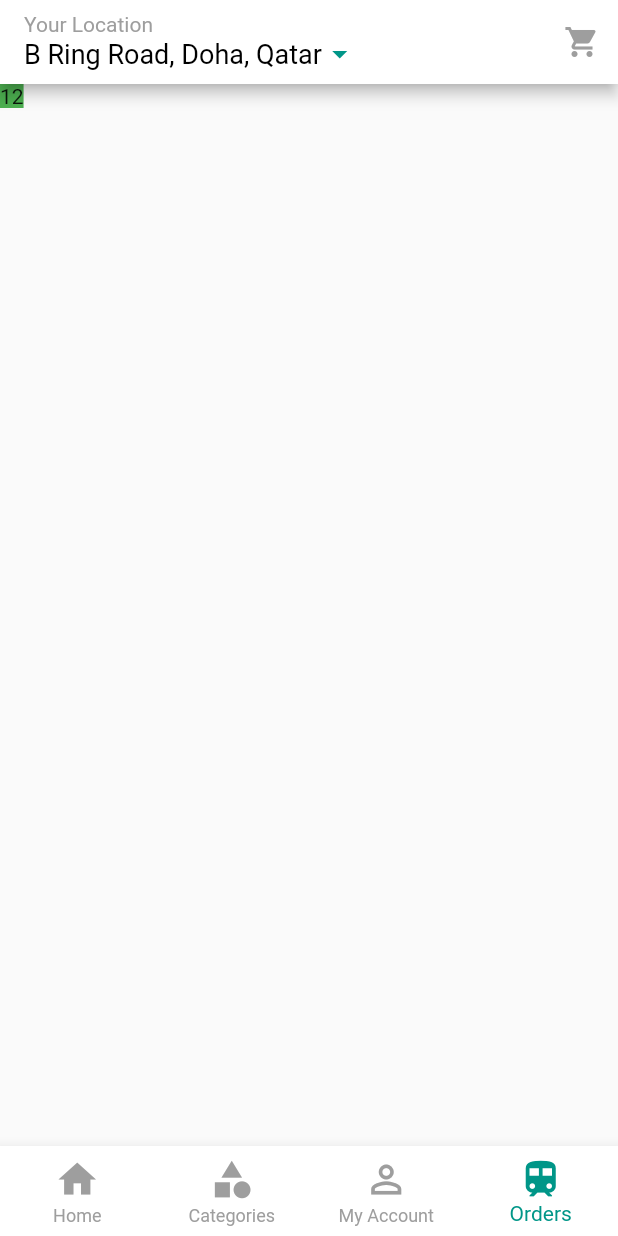
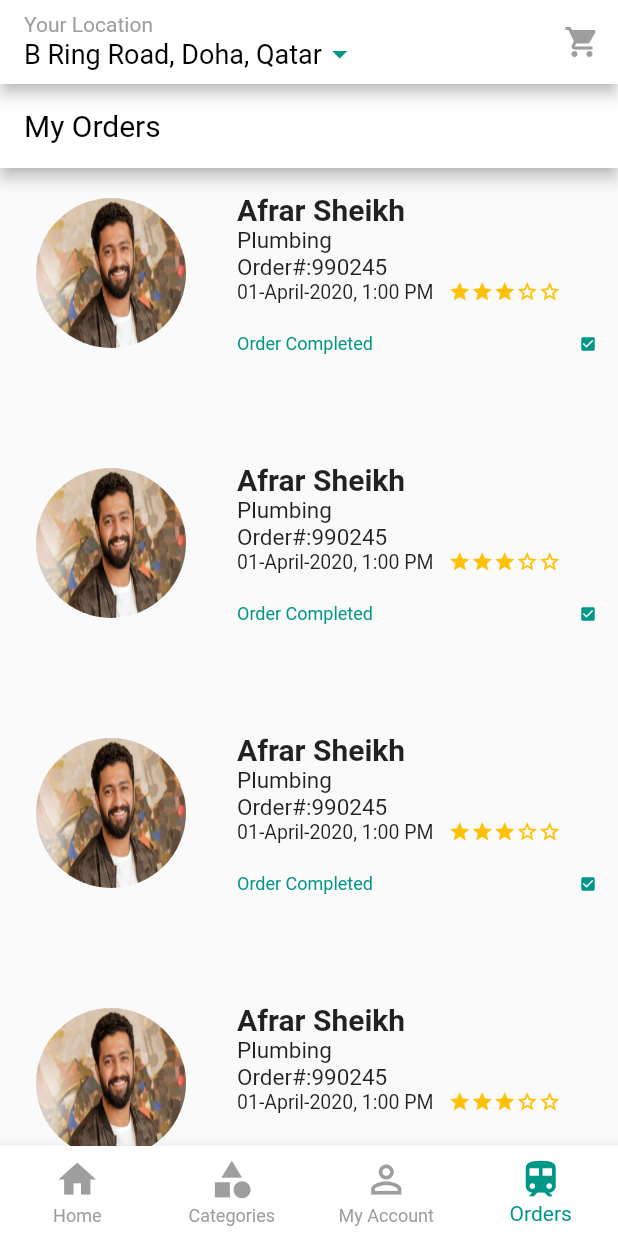
Before and after one commit to manjushareddy143/jam, a Flutter app: the HomePage screen opened directly, item 4 of the bottom bar chosen, on a phone screen of 412 x 824 dp. Run offline on Flutter 3.47's test engine with Material 2 defaults, Android fonts, the phone set to English and light mode, and no system bars; drawn by our look-alikes of smooth_star_rating; our stand-ins replace flutter_datetime_picker, flutter_icons, flutter_spinkit, flutter_swiper, shared_preferences; accounts and stored records are empty.

Commit message:
MyOrderPageLayoutDone

```diff
--- a/lib/screens/home_screen.dart
+++ b/lib/screens/home_screen.dart
@@ -4,6 +4,7 @@ import 'package:jam/api/detailStart.dart';
 import 'package:jam/login/login.dart';
 import 'package:jam/placeholder_widget.dart';
 import 'package:jam/screens/home_ui_design.dart';
+import 'package:jam/screens/myOrders.dart';
 import 'package:jam/services.dart';
 import 'package:jam/utils/preferences.dart';
 
@@ -136,7 +137,7 @@ class _HomePageState extends State<HomePage> {
     HomeUIDesign(),
     PlaceholderWidget(Colors.white),
     PlaceholderWidget(Colors.deepOrange),
-    PlaceholderWidget(Colors.green)
+    Orders()
   ];
 
   void onTabTapped(int index) {
--- /dev/null
+++ b/lib/screens/myOrders.dart
@@ -0,0 +1,134 @@
+import 'package:flutter/material.dart';
+import 'package:flutter_icons/flutter_icons.dart';
+import 'package:smooth_star_rating/smooth_star_rating.dart';
+class Orders extends StatelessWidget{
+  @override
+  Widget build(BuildContext context) {
+    return Center(child: OrderUIPage());
+  }
+}
+class OrderUIPage extends StatefulWidget {
+  @override
+  _OrderUIPageState createState() => _OrderUIPageState();
+}
+class _OrderUIPageState extends State<OrderUIPage> {
+  int oIndex = 0;
+  @override
+  Widget build(BuildContext context) {
+    // TODO: implement build
+    return Scaffold(
+      appBar: new AppBar(title: Text("My Orders", style: TextStyle(color: Colors.black, fontWeight: FontWeight.w400),), backgroundColor: Colors.white,),
+      body: myOrderUI()
+    );
+  }
+
+
+
+
+
+
+  Widget myOrderUI(){
+    return CustomScrollView(
+      slivers: <Widget>[
+        SliverFixedExtentList(
+          itemExtent: 180.0,
+          delegate: new SliverChildBuilderDelegate(
+                  (BuildContext context, int oIndex) {
+                return  Container(
+                  child: Wrap(alignment: WrapAlignment.spaceEvenly,
+                    children: <Widget>[
+                      Container(margin: EdgeInsets.all(20),
+                        alignment: Alignment.center,padding: EdgeInsets.only(top: 10),
+                        width: 100,
+                        height: 100,
+                        decoration: new BoxDecoration(shape: BoxShape.circle, image: new DecorationImage(fit: BoxFit.fill, image: new AssetImage("assets/images/vicky.jpg")) ),
+                      ),
+
+                      Container(width: 240,margin: EdgeInsets.all(10),
+                        height: 120,
+                        child:
+                        Column(crossAxisAlignment: CrossAxisAlignment.start,
+                          mainAxisAlignment: MainAxisAlignment.center,
+                          children: <Widget>[
+                            new Text(
+                              "Afrar Sheikh",
+                              textAlign: TextAlign.left,
+                              overflow: TextOverflow.ellipsis,
+                              style: TextStyle( fontSize: 20.0,fontWeight: FontWeight.w600),
+                            ),
+                            new Text(
+                              "Plumbing",
+                              textAlign: TextAlign.left,
+                              overflow: TextOverflow.ellipsis,
+                              style: TextStyle(fontWeight: FontWeight.w400, fontSize: 15.0,),
+                            ),
+                            new Text(
+                              "Order#:990245",
+                              textAlign: TextAlign.left,
+                              overflow: TextOverflow.ellipsis,
+                              style: TextStyle(fontWeight: FontWeight.w400, fontSize: 15.0,),
+                            ),
+                            Wrap(
+                                children:<Widget> [
+                                  Row(
+                                      children:<Widget>[
+                                        new Text(
+                                          "01-April-2020, 1:00 PM",
+                                          textAlign: TextAlign.left,
+                                          overflow: TextOverflow.ellipsis,
+                                          style: TextStyle(fontWeight: FontWeight.w400, fontSize: 13.0, ),
+                                        ),
+                                        SizedBox(width: 10,),
+                                        new SmoothStarRating(
+                                            allowHalfRating: false,
+
+                                            starCount: 5,
+                                            rating: 3.0,
+                                            size: 15.0,
+                                            filledIconData: Icons.star,
+                                            halfFilledIconData: Icons.star,
+                                            color: Colors.amber,
+                                            borderColor: Colors.amber,
+                                            //unfilledStar: Icon(Icons., color: Colors.grey),
+                                            spacing:0.0
+                                        )
+                                      ]
+                                  ),
+                                ]
+                            ),
+                            SizedBox(height: 20,),
+                            Container(
+                              child:
+                              Row(//crossAxisAlignment: WrapCrossAlignment.start,
+                                  mainAxisAlignment: MainAxisAlignment.spaceBetween,
+                                  children: [
+                                    new Text(
+                                      "Order Completed",
+                                      textAlign: TextAlign.center,
+                                      overflow: TextOverflow.ellipsis,
+
+                                      style: TextStyle(fontWeight: FontWeight.w400, fontSize: 12.0, color: Colors.teal, ),
+
+                                    ),
+
+                                    Icon(Icons.check_box, size: 12,color: Colors.teal,)]
+                              ),
+
+
+                            )
+
+
+
+
+                          ],
+                        ),
+                      ),
+                    ],),
+                );
+              }
+          ),
+        )
+      ],
+    );
+  }
+}
```
